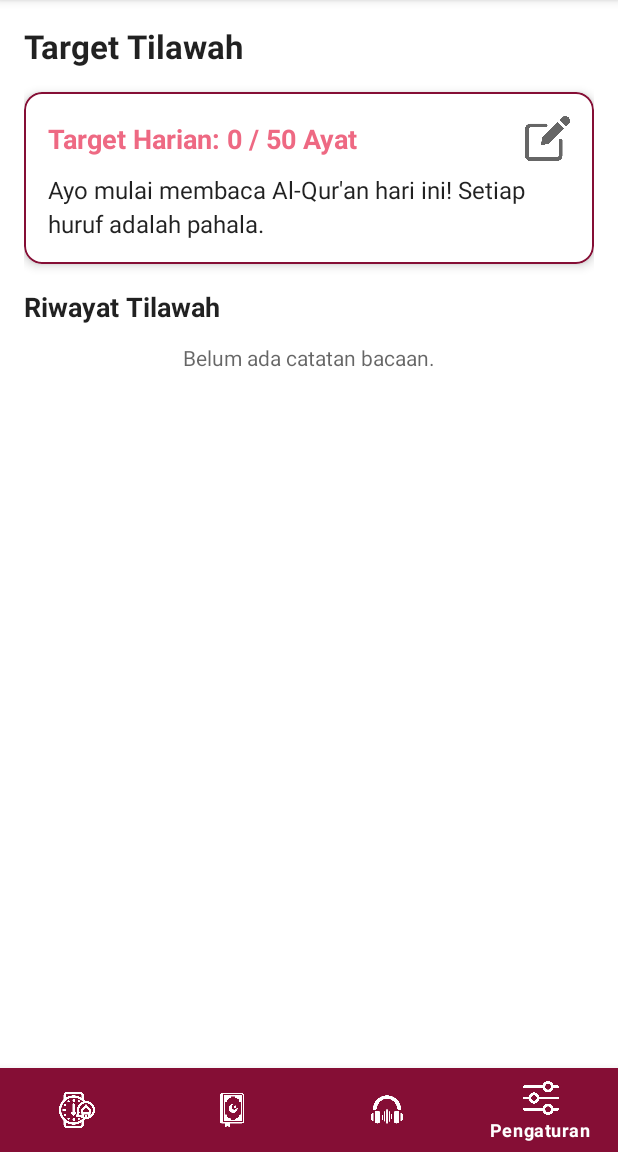
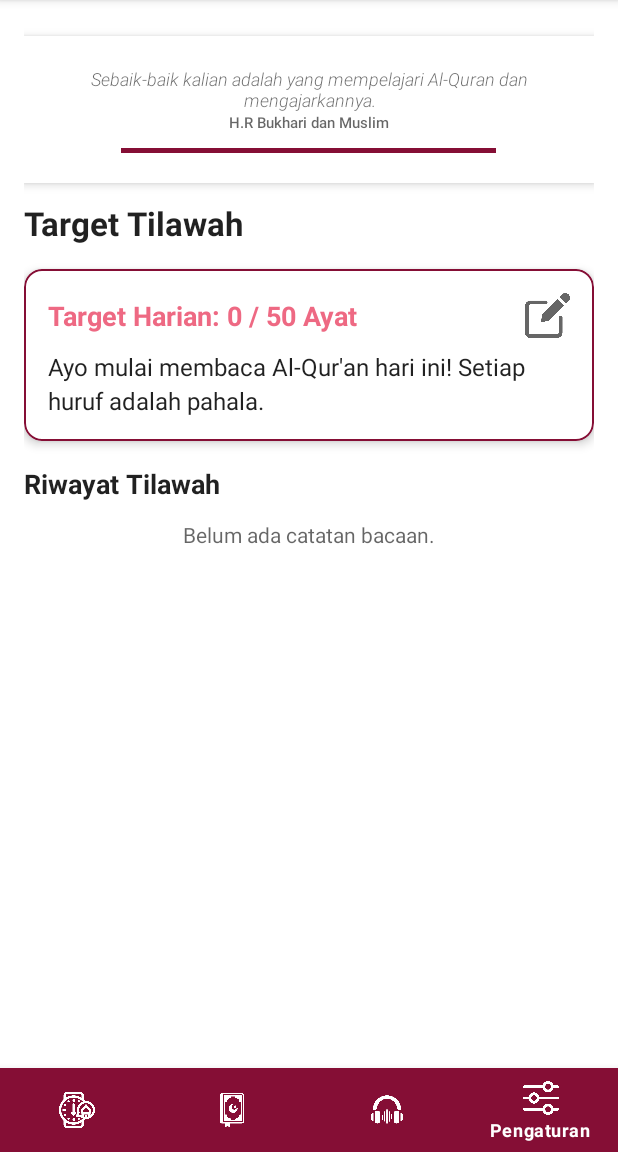
Before and after one commit to zaynabzhaa10/Tazkeeya-Muslim-Productivity-App, an Android app: the ReadLogListFragment screen opened through its navigation route, on a phone screen of 412 x 824 dp, the part 84-1236 px from its top. Run offline under Robolectric (Android 15) with nearby library versions, the phone set to English and light mode, and no system bars; our stand-ins replace Room's generated code, navigation-ui.

Commit message:
style: menambah quote di add_read_log.xml

```diff
--- a/app/src/main/res/layout/fragment_add_read_log.xml
+++ b/app/src/main/res/layout/fragment_add_read_log.xml
@@ -73,9 +73,8 @@
             android:layout_width="match_parent"
             android:layout_height="wrap_content"
             android:text="Simpan Catatan"
-            android:textSize="18sp"
+            android:textSize="12sp"
             android:paddingVertical="12dp"
             app:cornerRadius="8dp" />
-
     </LinearLayout>
 </ScrollView>
--- a/app/src/main/res/layout/fragment_read_log_list.xml
+++ b/app/src/main/res/layout/fragment_read_log_list.xml
@@ -8,6 +8,49 @@
     android:background="?android:attr/windowBackground"
     android:padding="16dp"
     tools:context=".ui.readlog.ReadLogListFragment">
+
+    <LinearLayout
+        android:layout_width="match_parent"
+        android:layout_height="wrap_content"
+        android:orientation="vertical"
+        android:padding="20dp"
+        android:background="?attr/colorSurface"
+        android:elevation="4dp"
+        android:layout_marginTop="8dp"
+        android:layout_marginBottom="12dp"
+        android:clipToPadding="false"
+        android:backgroundTint="?attr/colorSurface">
+
+        <TextView
+            android:id="@+id/tvQuotes"
+            android:layout_width="wrap_content"
+            android:layout_height="wrap_content"
+            android:textSize="12sp"
+            android:textColor="?android:attr/textColorSecondary"
+            android:textStyle="italic"
+            android:fontFamily="sans-serif-light"
+            android:gravity="center"
+            android:textAlignment="center"
+            android:text="Sebaik-baik kalian adalah yang mempelajari Al-Quran dan mengajarkannya." />
+
+        <TextView
+            android:id="@+id/tvSuraInfo"
+            android:layout_width="wrap_content"
+            android:layout_height="wrap_content"
+            android:textSize="10sp"
+            android:textColor="?android:attr/textColorSecondary"
+            android:textStyle="bold"
+            android:fontFamily="sans-serif-light"
+            android:layout_gravity="center"
+            android:text="H.R Bukhari dan Muslim" />
+
+        <View
+            android:layout_width="250dp"
+            android:layout_height="3dp"
+            android:layout_gravity="center_horizontal"
+            android:background="?attr/colorPrimary"
+            android:layout_marginTop="10dp" />
+    </LinearLayout>
 
     <TextView
         android:layout_width="wrap_content"
```
